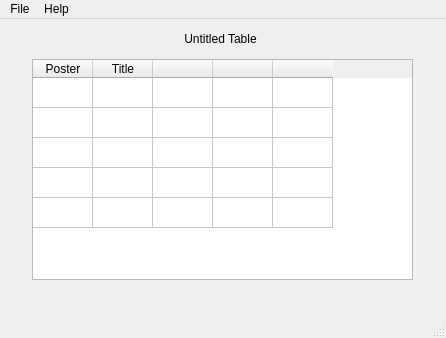
The window that ui/main.ui (salmonsquared/pyrates) describes before a commit, drawn with Qt 5.
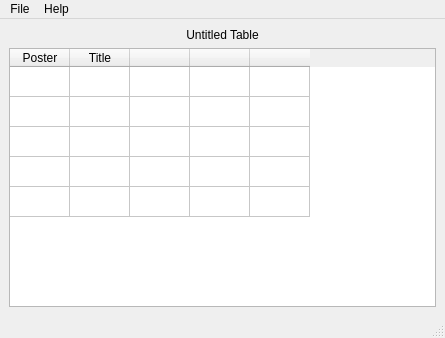
The same window after the commit.

Commit message:
grabs image and puts in top left cell
everything needed switched tkinter -> pyqt

What changed in the file:
```diff
--- a/ui/main.ui
+++ b/ui/main.ui
@@ -6,7 +6,7 @@
    <rect>
     <x>0</x>
     <y>0</y>
-    <width>446</width>
+    <width>445</width>
     <height>338</height>
    </rect>
   </property>
@@ -14,18 +14,22 @@
    <string>MainWindow</string>
   </property>
   <widget class="QWidget" name="centralwidget">
+   <layout class="QVBoxLayout" name="verticalLayout">
+    <item>
+     <widget class="QLabel" name="label">
+      <property name="text">
+       <string>Untitled Table</string>
+      </property>
+      <property name="alignment">
+       <set>Qt::AlignCenter</set>
+      </property>
+     </widget>
+    </item>
+    <item>
    <widget class="QTableWidget" name="tableWidget">
     <property name="enabled">
      <bool>true</bool>
     </property>
-    <property name="geometry">
-     <rect>
-      <x>32</x>
-      <y>40</y>
-      <width>381</width>
-      <height>221</height>
-     </rect>
-    </property>
     <property name="autoFillBackground">
      <bool>false</bool>
     </property>
@@ -81,29 +85,15 @@
      </property>
     </column>
    </widget>
-   <widget class="QLabel" name="label">
-    <property name="geometry">
-     <rect>
-      <x>40</x>
-      <y>10</y>
-      <width>361</width>
-      <height>20</height>
-     </rect>
-    </property>
-    <property name="text">
-     <string>Untitled Table</string>
-    </property>
-    <property name="alignment">
-     <set>Qt::AlignCenter</set>
-    </property>
-   </widget>
+    </item>
+   </layout>
   </widget>
   <widget class="QMenuBar" name="menubar">
    <property name="geometry">
     <rect>
      <x>0</x>
      <y>0</y>
-     <width>446</width>
+     <width>445</width>
      <height>22</height>
     </rect>
    </property>
```
Lines whose indentation alone changed are shown as unchanged. The commit also changes 2 other files.
